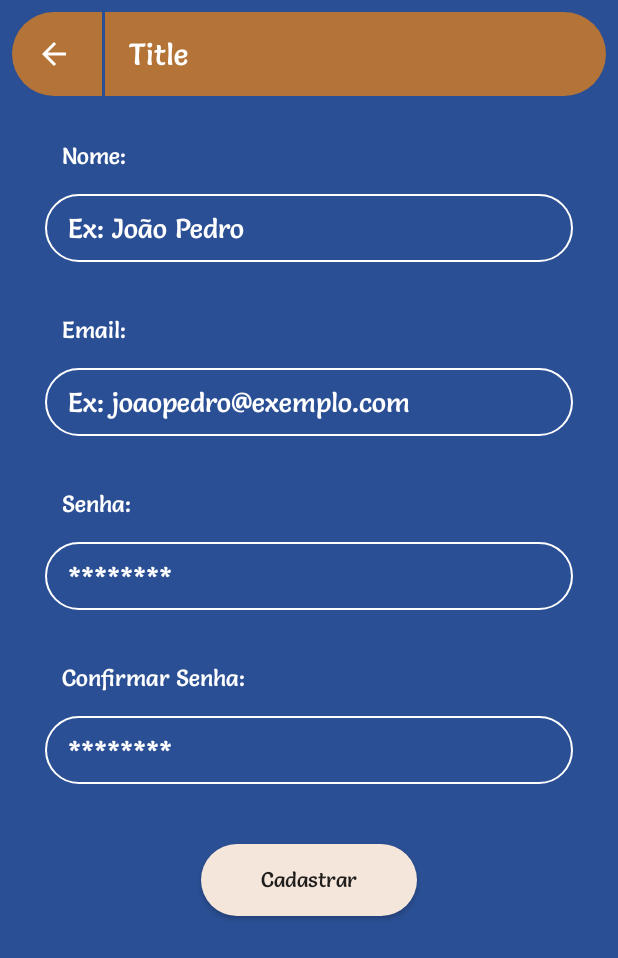
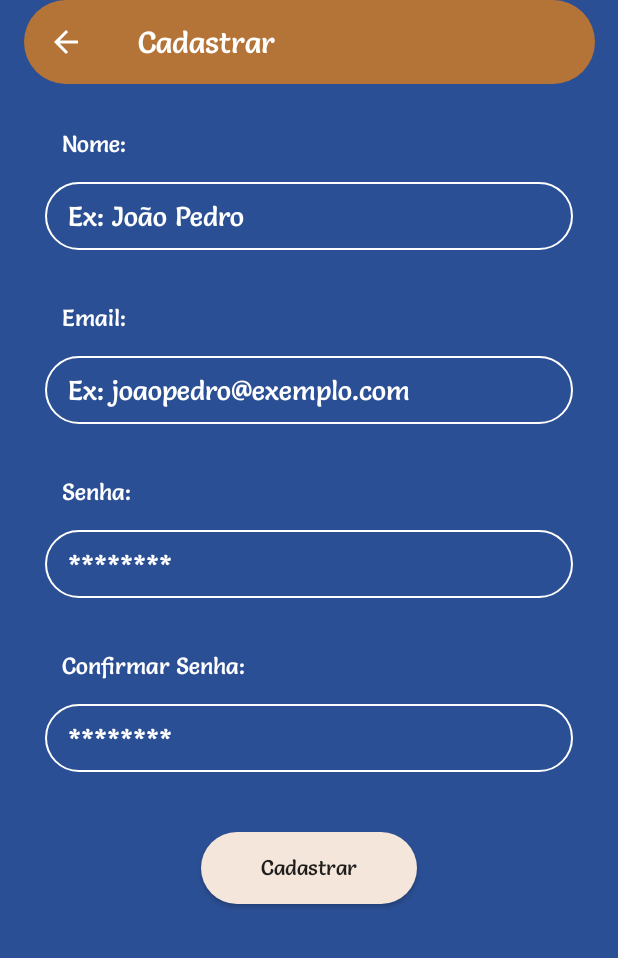
Before and after one commit to VictorTIADS/easygas, an Android app: the ResisterActivity screen opened directly, with no data from a screen before it, on a phone screen of 412 x 824 dp. Shown: the top 958 px of the screen. Run offline under Robolectric (Android 15) with nearby library versions, the phone set to English and light mode, and no system bars.

Commit message:
Toolbar is Working

```diff
--- a/app/src/main/java/com/pernambucosolucoes/easygas/ResisterActivity.kt
+++ b/app/src/main/java/com/pernambucosolucoes/easygas/ResisterActivity.kt
@@ -2,11 +2,20 @@ package com.pernambucosolucoes.easygas
 
 import androidx.appcompat.app.AppCompatActivity
 import android.os.Bundle
+import kotlinx.android.synthetic.main.toolbar_left.*
+import kotlinx.android.synthetic.main.toolbartext_right.*
 
 class ResisterActivity : AppCompatActivity() {
 
     override fun onCreate(savedInstanceState: Bundle?) {
         super.onCreate(savedInstanceState)
         setContentView(R.layout.masterresister_layout)
+        configureToolbar()
+    }
+    private fun configureToolbar(){
+        setSupportActionBar(toolbar_left)
+        supportActionBar?.setDisplayHomeAsUpEnabled(true)
+        toolbar_left.navigationIcon = getDrawable(R.drawable.ic_arrow_back_black_24dp)
+        toolbar_right.title = "Cadastrar"
     }
 }
--- a/app/src/main/res/drawable/toolbardrawable.xml
+++ b/app/src/main/res/drawable/toolbardrawable_left.xml
@@ -1,6 +1,6 @@
 <?xml version="1.0" encoding="utf-8"?>
 <shape xmlns:android="http://schemas.android.com/apk/res/android"
-    android:shape="rectangle">
+    android:shape="rectangle" >
     <corners android:topLeftRadius="90dp" android:bottomLeftRadius="90dp"/>
     <solid android:color="@color/colorYellowDarck"/>
 
--- a/app/src/main/res/layout/mastertoolbar.xml
+++ b/app/src/main/res/layout/mastertoolbar.xml
@@ -1,11 +1,12 @@
 <?xml version="1.0" encoding="utf-8"?>
-<LinearLayout xmlns:android="http://schemas.android.com/apk/res/android"
+<androidx.appcompat.widget.Toolbar xmlns:android="http://schemas.android.com/apk/res/android"
+    android:id="@+id/master_tool_bar"
     android:layout_width="match_parent"
     android:layout_height="wrap_content"
+    android:background="@android:color/transparent"
     android:orientation="horizontal">
 
-    <include layout="@layout/toolbar" />
+    <include layout="@layout/toolbar_left" />
+    <include layout="@layout/toolbartext_right"/>
 
-    <include layout="@layout/toolbartext"/>
-
-</LinearLayout>
+</androidx.appcompat.widget.Toolbar>
--- a/app/src/main/res/layout/toolbar.xml
+++ b/app/src/main/res/layout/toolbar_left.xml
@@ -1,11 +1,7 @@
 <?xml version="1.0" encoding="utf-8"?>
 <androidx.appcompat.widget.Toolbar xmlns:android="http://schemas.android.com/apk/res/android"
+    android:id="@+id/toolbar_left"
     android:layout_width="60dp"
     android:layout_height="wrap_content"
-    xmlns:app="http://schemas.android.com/apk/res-auto"
-    android:layout_marginStart="8dp"
-
-    android:layout_marginTop="8dp"
-    android:background="@drawable/toolbardrawable"
-    app:navigationIcon="@drawable/ic_arrow_back_black_24dp"
+    android:background="@drawable/toolbardrawable_left"
     android:orientation="horizontal"/>
--- a/app/src/main/res/layout/toolbartext.xml
+++ b/app/src/main/res/layout/toolbartext_right.xml
@@ -1,12 +1,10 @@
 <?xml version="1.0" encoding="utf-8"?>
 <androidx.appcompat.widget.Toolbar xmlns:android="http://schemas.android.com/apk/res/android"
+    android:id="@+id/toolbar_right"
     android:layout_width="match_parent"
     android:layout_height="wrap_content"
     xmlns:app="http://schemas.android.com/apk/res-auto"
-    android:layout_marginTop="8dp"
-    android:layout_marginEnd="8dp"
-    android:layout_marginStart="2dp"
     app:titleTextColor="@color/colorWhite"
-    app:title="Title"
-    android:background="@drawable/toolbardrawabletext"
+    android:layout_marginEnd="15dp"
+    android:background="@drawable/toolbardrawabletext_right"
     android:orientation="horizontal"/>
```
Also changed, not shown: app/src/main/AndroidManifest.xml (+25 -3 lines), app/src/main/java/com/pernambucosolucoes/easygas/LoginActivity.kt (+12 -0 lines), app/src/main/res/drawable/toolbardrawabletext_right.xml (renamed from app/src/main/res/drawable/toolbardrawabletext.xml).
